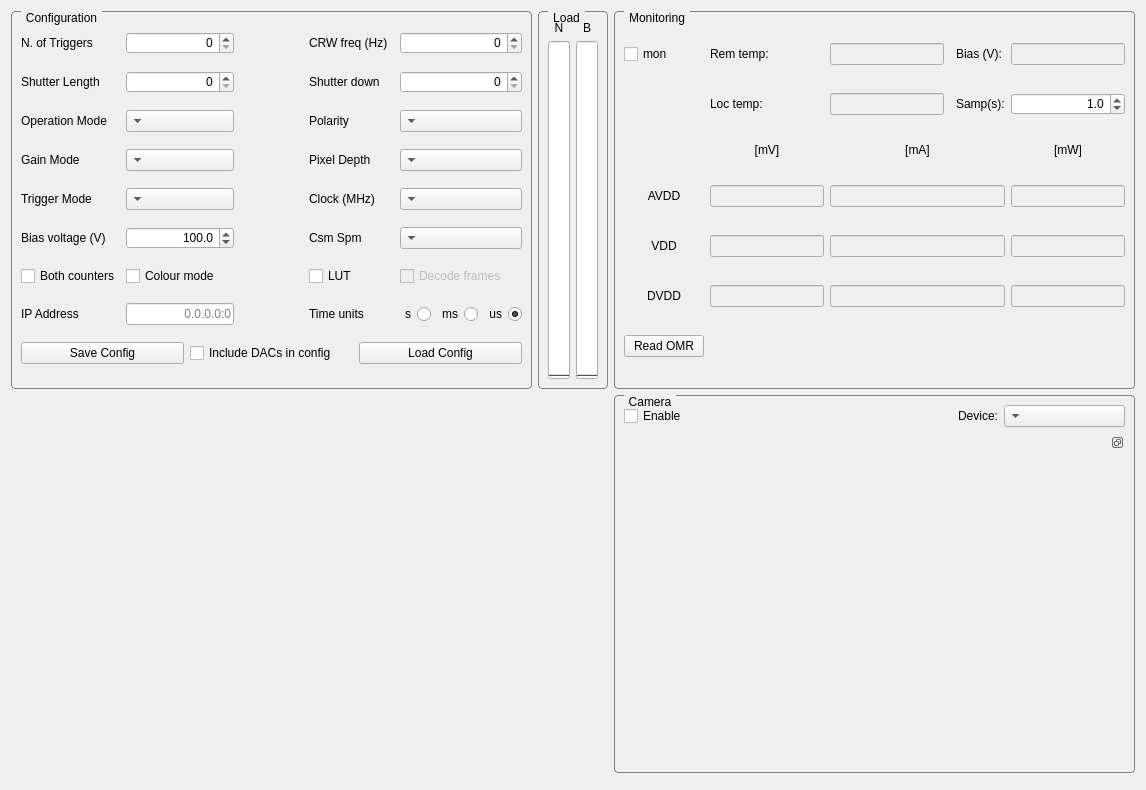
Above: SpidrMpx3Eq/qcstmconfigmonitoring.ui from navrit/dexter before the change. Below: the same form after it.
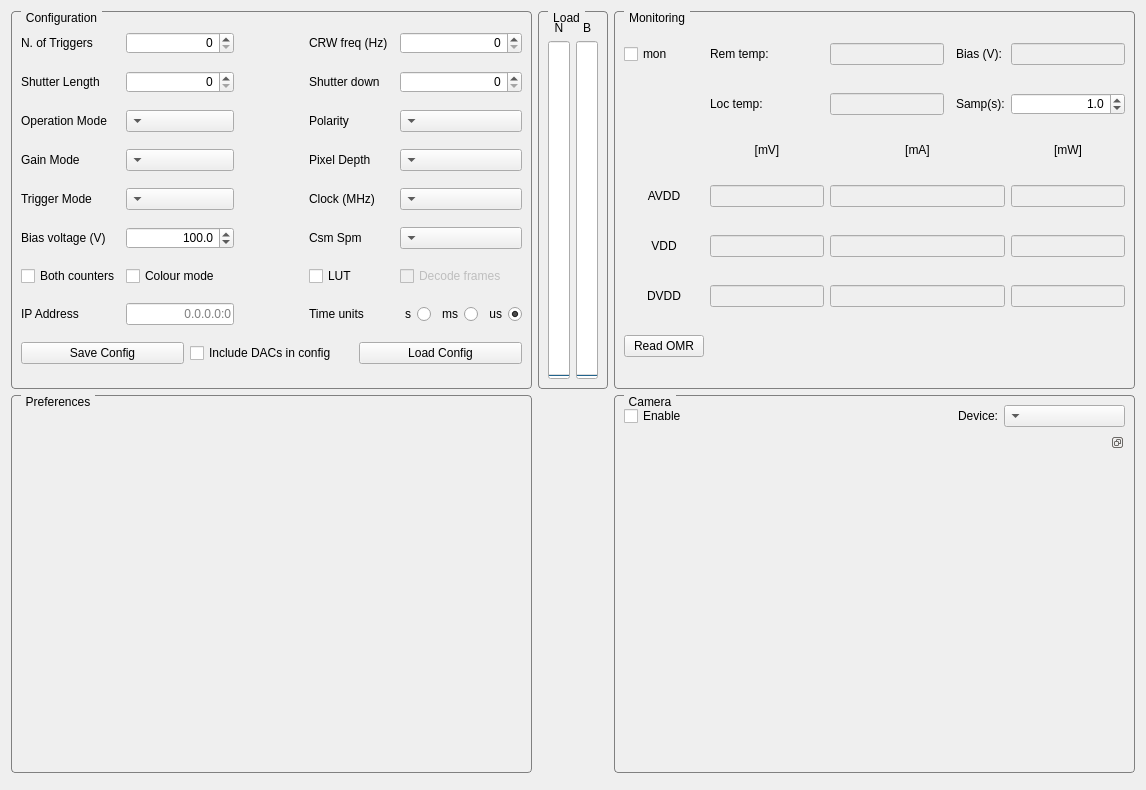
That is the form after the change.

Commit message: Prefences box added - populate later

What changed in the file:
```diff
--- a/SpidrMpx3Eq/qcstmconfigmonitoring.ui
+++ b/SpidrMpx3Eq/qcstmconfigmonitoring.ui
@@ -916,6 +916,13 @@
        </layout>
       </widget>
      </item>
+     <item row="1" column="0">
+      <widget class="QGroupBox" name="groupBox">
+       <property name="title">
+        <string>Preferences</string>
+       </property>
+      </widget>
+     </item>
     </layout>
    </item>
    <item>
```
